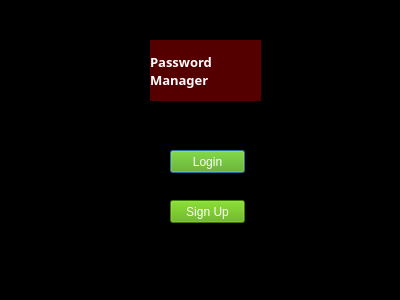
mranonymod/PyProject, file Start.ui: the form before one commit.
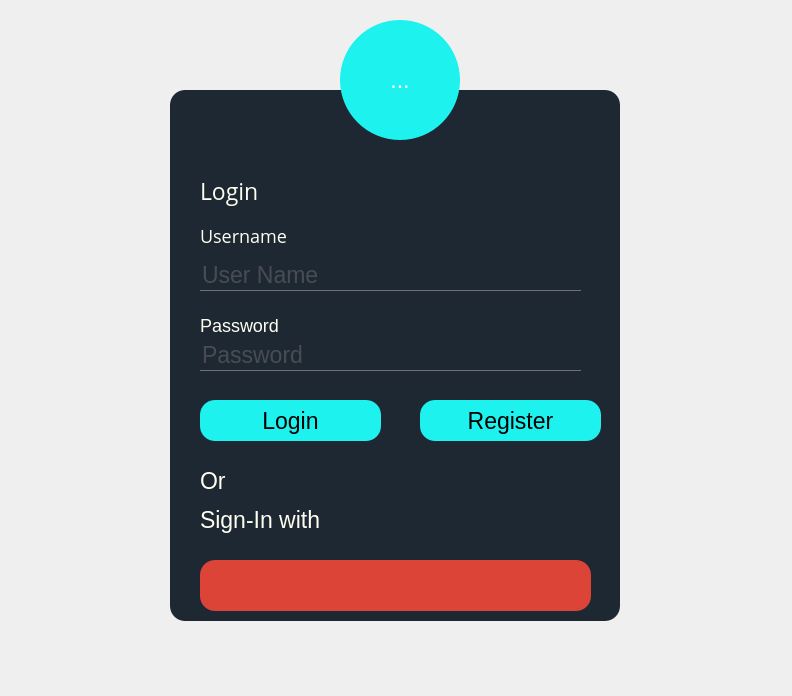
The form after the commit. Icons and pictures are not drawn.

Diff of the .ui file:
```diff
--- a/Start.ui
+++ b/Start.ui
@@ -1,85 +1,284 @@
 <?xml version="1.0" encoding="UTF-8"?>
 <ui version="4.0">
- <class>Start</class>
- <widget class="QDialog" name="Start">
+ <class>Form</class>
+ <widget class="QWidget" name="Form">
   <property name="geometry">
    <rect>
     <x>0</x>
     <y>0</y>
-    <width>400</width>
-    <height>300</height>
+    <width>792</width>
+    <height>696</height>
    </rect>
   </property>
   <property name="windowTitle">
-   <string>Start</string>
+   <string>Form</string>
+  </property>
+  <property name="autoFillBackground">
+   <bool>false</bool>
   </property>
   <property name="styleSheet">
-   <string notr="true">color: rgb(255, 255, 255);
-background-color: rgb(0, 0, 0);</string>
+   <string notr="true">*{
+font-family: 'Open Sans', sans-serif;
+font-size:23px;
+}
+
+#Form{
+	background-image: url(:/images/nightsky.png);
+}
+QFrame{
+background:#1e2833;
+border-radius:15px;
+}
+#pushButton{
+background:#1df2ef;
+border-radius:15px;
+}
+#pushButton_2{
+background:#1df2ef;
+border-radius:15px;
+}
+
+#pushButton_3{
+background:#DB4437;
+border-radius:15px;
+}
+#toolButton{
+background:#1df2ef;
+color:white;
+border-radius:60px;
+}
+QLabel{
+color:#fffff2;
+}
+QPushButton:hover{
+background: #434343;
+letter-spacing: 1px;
+-webkit-box-shadow: 0px 5px 40px -10px rgba(0,0,0,0.57);
+-moz-box-shadow: 0px 5px 40px -10px rgba(0,0,0,0.57);
+box-shadow: 5px 40px -10px rgba(0,0,0,0.57);
+transition: all 0.4s ease 0s;
+}
+QLineEdit{
+background:transparent;
+border:none;
+color:#717072;
+border-bottom:1px solid #717072;
+
+}
+#label_4 ,#label_5{
+font-size:18px;
+}
+</string>
   </property>
-  <widget class="QLabel" name="label">
+  <widget class="QFrame" name="frame">
    <property name="geometry">
     <rect>
-     <x>150</x>
-     <y>40</y>
-     <width>111</width>
-     <height>61</height>
+     <x>170</x>
+     <y>90</y>
+     <width>450</width>
+     <height>531</height>
     </rect>
    </property>
-   <property name="font">
-    <font>
-     <family>Corbel</family>
-     <pointsize>10</pointsize>
-     <weight>75</weight>
-     <bold>true</bold>
-    </font>
+   <property name="frameShape">
+    <enum>QFrame::StyledPanel</enum>
    </property>
-   <property name="tabletTracking">
-    <bool>false</bool>
+   <property name="frameShadow">
+    <enum>QFrame::Raised</enum>
    </property>
-   <property name="contextMenuPolicy">
-    <enum>Qt::DefaultContextMenu</enum>
-   </property>
-   <property name="styleSheet">
-    <string notr="true">background-color: rgb(85, 0, 0);</string>
-   </property>
-   <property name="text">
-    <string>Password Manager</string>
-   </property>
-   <property name="wordWrap">
-    <bool>true</bool>
-   </property>
+   <widget class="QLabel" name="label">
+    <property name="geometry">
+     <rect>
+      <x>30</x>
+      <y>80</y>
+      <width>81</width>
+      <height>41</height>
+     </rect>
+    </property>
+    <property name="font">
+     <font>
+      <family>Open Sans</family>
+      <pointsize>-1</pointsize>
+      <weight>50</weight>
+      <bold>false</bold>
+      <underline>false</underline>
+     </font>
+    </property>
+    <property name="text">
+     <string>Login</string>
+    </property>
+   </widget>
+   <widget class="QPushButton" name="pushButton">
+    <property name="geometry">
+     <rect>
+      <x>30</x>
+      <y>310</y>
+      <width>181</width>
+      <height>41</height>
+     </rect>
+    </property>
+    <property name="text">
+     <string>Login</string>
+    </property>
+   </widget>
+   <widget class="QPushButton" name="pushButton_2">
+    <property name="enabled">
+     <bool>true</bool>
+    </property>
+    <property name="geometry">
+     <rect>
+      <x>250</x>
+      <y>310</y>
+      <width>181</width>
+      <height>41</height>
+     </rect>
+    </property>
+    <property name="whatsThis">
+     <string>&lt;html&gt;&lt;head/&gt;&lt;body&gt;&lt;p&gt;&lt;br/&gt;&lt;/p&gt;&lt;/body&gt;&lt;/html&gt;</string>
+    </property>
+    <property name="text">
+     <string>Register</string>
+    </property>
+   </widget>
+   <widget class="QPushButton" name="pushButton_3">
+    <property name="geometry">
+     <rect>
+      <x>30</x>
+      <y>470</y>
+      <width>391</width>
+      <height>51</height>
+     </rect>
+    </property>
+    <property name="text">
+     <string/>
+    </property>
+    <property name="icon">
+     <iconset theme="white" resource="resources.qrc">
+      <normaloff>:/images/google-plus.png</normaloff>:/images/google-plus.png</iconset>
+    </property>
+    <property name="iconSize">
+     <size>
+      <width>40</width>
+      <height>40</height>
+     </size>
+    </property>
+   </widget>
+   <widget class="QLabel" name="label_2">
+    <property name="geometry">
+     <rect>
+      <x>30</x>
+      <y>380</y>
+      <width>111</width>
+      <height>21</height>
+     </rect>
+    </property>
+    <property name="text">
+     <string>Or</string>
+    </property>
+   </widget>
+   <widget class="QLabel" name="label_3">
+    <property name="geometry">
+     <rect>
+      <x>30</x>
+      <y>410</y>
+      <width>161</width>
+      <height>40</height>
+     </rect>
+    </property>
+    <property name="text">
+     <string>Sign-In with</string>
+    </property>
+   </widget>
+   <widget class="QLineEdit" name="lineEdit">
+    <property name="geometry">
+     <rect>
+      <x>30</x>
+      <y>170</y>
+      <width>381</width>
+      <height>31</height>
+     </rect>
+    </property>
+    <property name="text">
+     <string/>
+    </property>
+    <property name="placeholderText">
+     <string>User Name</string>
+    </property>
+   </widget>
+   <widget class="QLineEdit" name="lineEdit_2">
+    <property name="geometry">
+     <rect>
+      <x>30</x>
+      <y>250</y>
+      <width>381</width>
+      <height>31</height>
+     </rect>
+    </property>
+    <property name="text">
+     <string/>
+    </property>
+    <property name="echoMode">
+     <enum>QLineEdit::Password</enum>
+    </property>
+    <property name="placeholderText">
+     <string>Password</string>
+    </property>
+   </widget>
+   <widget class="QLabel" name="label_4">
+    <property name="geometry">
+     <rect>
+      <x>30</x>
+      <y>130</y>
+      <width>131</width>
+      <height>31</height>
+     </rect>
+    </property>
+    <property name="font">
+     <font>
+      <family>Open Sans</family>
+      <pointsize>-1</pointsize>
+      <weight>50</weight>
+      <bold>false</bold>
+     </font>
+    </property>
+    <property name="text">
+     <string>Username</string>
+    </property>
+   </widget>
+   <widget class="QLabel" name="label_5">
+    <property name="geometry">
+     <rect>
+      <x>30</x>
+      <y>220</y>
+      <width>131</width>
+      <height>31</height>
+     </rect>
+    </property>
+    <property name="text">
+     <string>Password</string>
+    </property>
+   </widget>
   </widget>
-  <widget class="QPushButton" name="LoginB">
+  <widget class="QToolButton" name="toolButton">
    <property name="geometry">
     <rect>
-     <x>170</x>
-     <y>150</y>
-     <width>75</width>
-     <height>23</height>
+     <x>340</x>
+     <y>20</y>
+     <width>120</width>
+     <height>120</height>
     </rect>
    </property>
-   <property name="styleSheet">
-    <string notr="true">background-color: rgb(85, 170, 0);</string>
-   </property>
    <property name="text">
-    <string>Login</string>
+    <string>...</string>
    </property>
-  </widget>
-  <widget class="QPushButton" name="SignUpB">
-   <property name="geometry">
-    <rect>
-     <x>170</x>
-     <y>200</y>
-     <width>75</width>
-     <height>23</height>
-    </rect>
+   <property name="icon">
+    <iconset resource="resources.qrc">
+     <normaloff>:/images/icon.png</normaloff>:/images/icon.png</iconset>
    </property>
-   <property name="styleSheet">
-    <string notr="true">background-color: rgb(85, 170, 0);</string>
-   </property>
-   <property name="text">
-    <string>Sign Up</string>
+   <property name="iconSize">
+    <size>
+     <width>40</width>
+     <height>40</height>
+    </size>
    </property>
   </widget>
  </widget>
```
Left out of the diff: 4 changed lines with no effect on the pictures.
